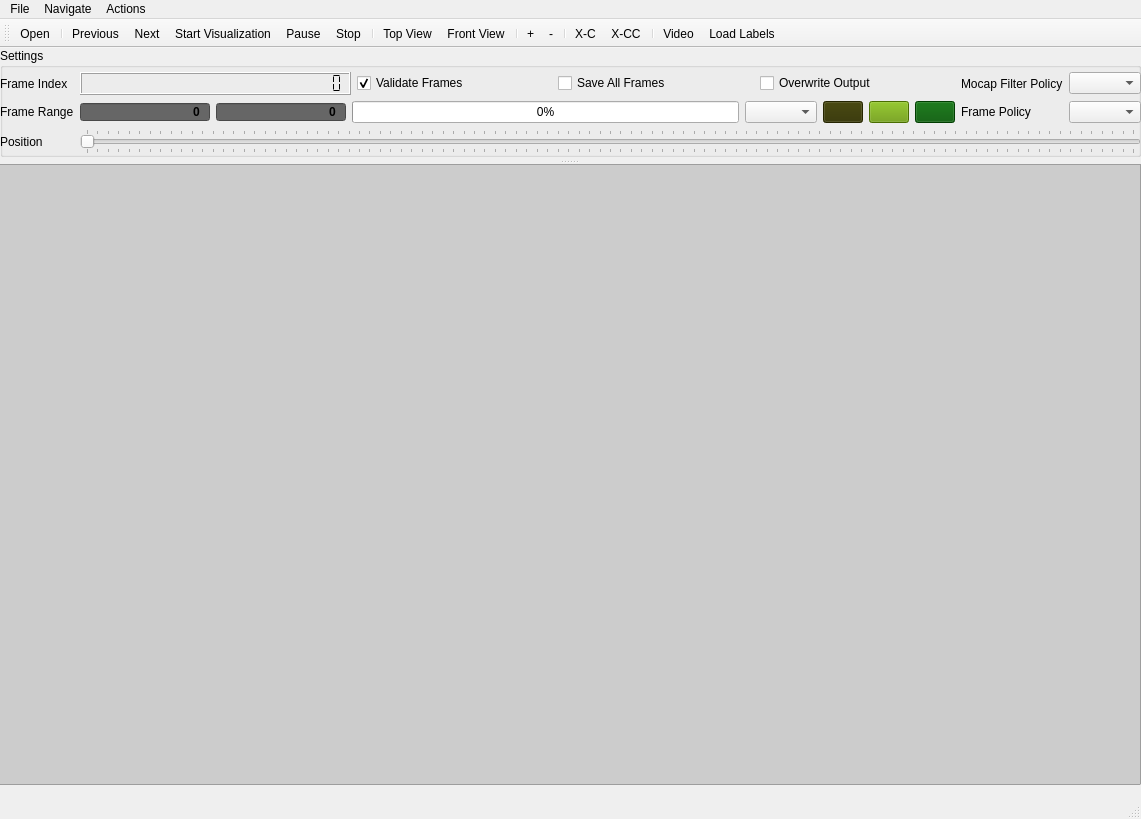
This is tools/workbench/visualization_window.ui in hcilab-uic/ipme as Qt 5 draws it before an edit. The edited form follows.
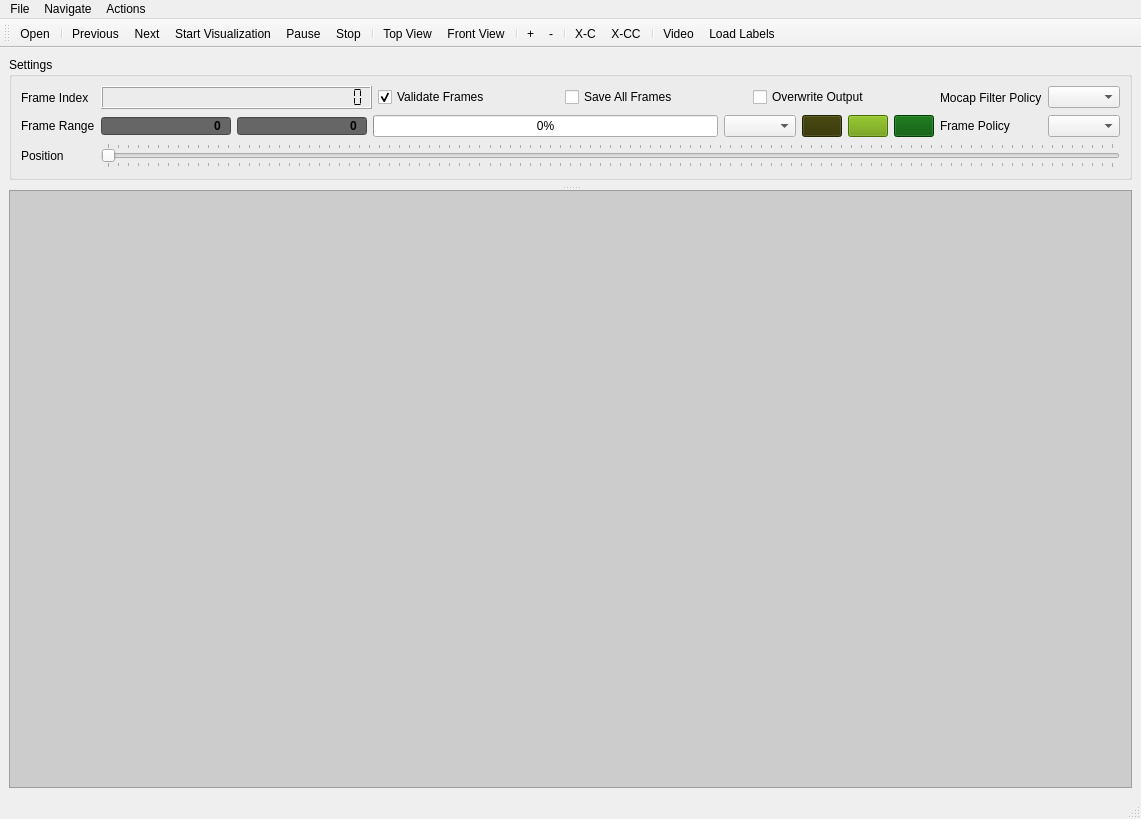
This is the edited form. Icons and pictures are not drawn.

Commit message: Expandable elements

```diff
--- a/tools/workbench/visualization_window.ui
+++ b/tools/workbench/visualization_window.ui
@@ -14,15 +14,9 @@
    <string>MainWindow</string>
   </property>
   <widget class="QWidget" name="central_widget">
+   <layout class="QGridLayout" name="gridLayout">
+    <item row="0" column="0">
    <widget class="QGroupBox" name="settings_group_box">
-    <property name="geometry">
-     <rect>
-      <x>0</x>
-      <y>0</y>
-      <width>1141</width>
-      <height>109</height>
-     </rect>
-    </property>
     <property name="sizePolicy">
      <sizepolicy hsizetype="Expanding" vsizetype="Preferred">
       <horstretch>0</horstretch>
@@ -32,15 +26,8 @@
     <property name="title">
      <string>Settings</string>
     </property>
-    <widget class="QWidget" name="gridLayoutWidget">
-     <property name="geometry">
-      <rect>
-       <x>0</x>
-       <y>24</y>
-       <width>1141</width>
-       <height>85</height>
-      </rect>
-     </property>
+      <layout class="QGridLayout" name="gridLayout_2">
+       <item row="0" column="0">
      <layout class="QGridLayout" name="settings_grid">
       <item row="2" column="0">
        <widget class="QLabel" name="frame_range_label">
@@ -275,17 +262,12 @@
        </widget>
       </item>
      </layout>
-    </widget>
-   </widget>
+       </item>
+      </layout>
+     </widget>
+    </item>
+    <item row="1" column="0">
    <widget class="QSplitter" name="main_splitter">
-    <property name="geometry">
-     <rect>
-      <x>-4</x>
-      <y>112</y>
-      <width>1145</width>
-      <height>625</height>
-     </rect>
-    </property>
     <property name="sizePolicy">
      <sizepolicy hsizetype="MinimumExpanding" vsizetype="Expanding">
       <horstretch>0</horstretch>
@@ -313,7 +295,7 @@
      <property name="minimumSize">
       <size>
        <width>0</width>
-       <height>100</height>
+         <height>50</height>
       </size>
      </property>
      <property name="maximumSize">
@@ -341,6 +323,8 @@
      </property>
     </widget>
    </widget>
+    </item>
+   </layout>
   </widget>
   <widget class="QMenuBar" name="menu_bar">
    <property name="geometry">
```
Left out of the diff: 4 changed lines with no effect on the pictures. Lines whose indentation alone changed are shown as unchanged.
